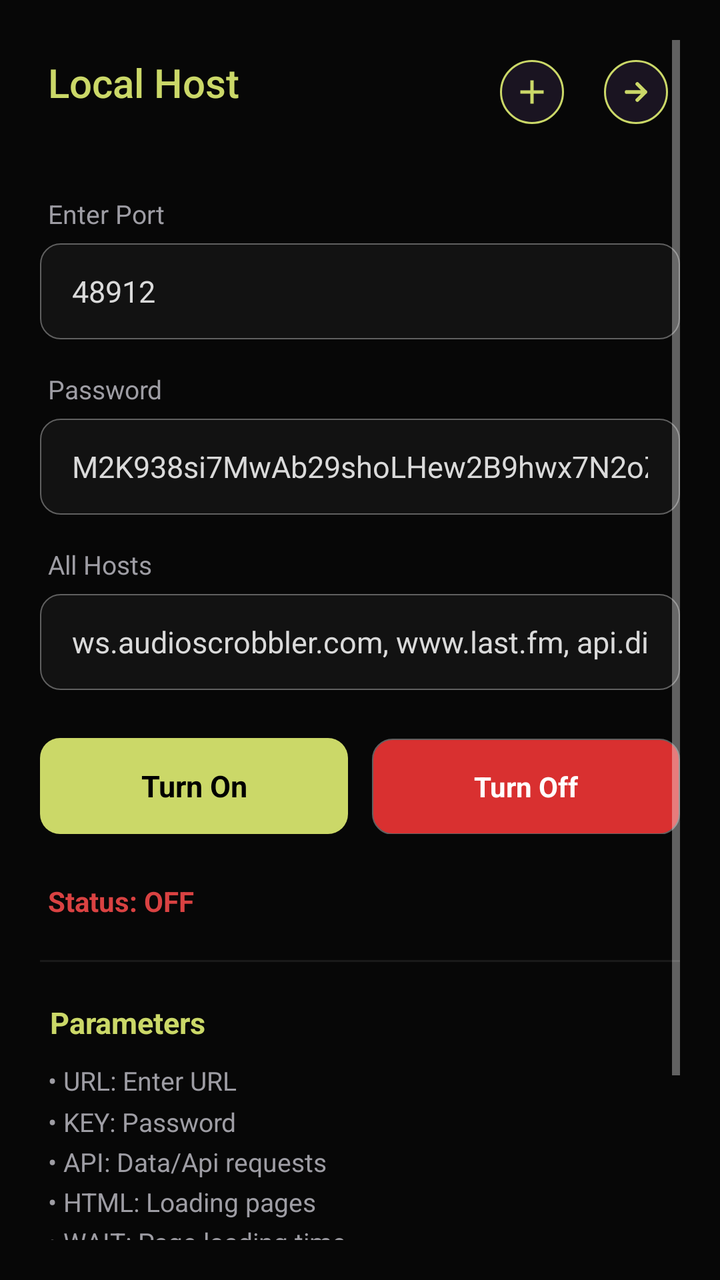
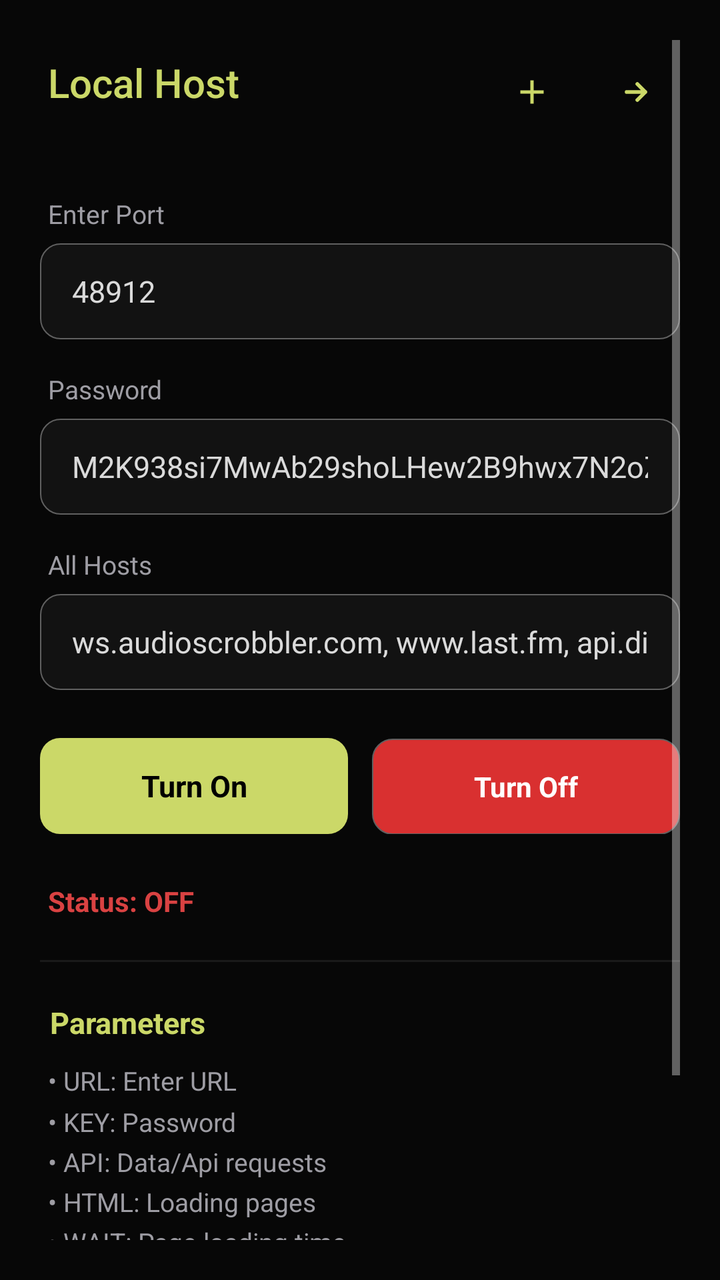

The first picture is an Android layout as it rendered before a commit; the second is the same layout after the commit. The layout source and the unified diff follow.
<!-- AndroidManifest.xml: application theme Theme.NetProxy -->
<!-- res/layout/activity_main.xml -->
<?xml version="1.0" encoding="utf-8"?>
<ScrollView xmlns:android="http://schemas.android.com/apk/res/android"
    android:layout_width="match_parent"
    android:layout_height="match_parent"
    android:background="#070707"
    android:fillViewport="true"
    android:focusable="true"
    android:focusableInTouchMode="true"
    android:padding="20dp">

    <LinearLayout
        android:layout_width="match_parent"
        android:layout_height="wrap_content"
        android:orientation="vertical">

        
        <LinearLayout
            android:layout_width="match_parent"
            android:layout_height="wrap_content"
            android:layout_marginTop="10dp"
            android:layout_marginBottom="36dp"
            android:gravity="center_vertical"
            android:orientation="horizontal">

            <TextView
                android:layout_width="0dp"
                android:layout_height="wrap_content"
                android:layout_weight="1"
                android:layout_marginStart="4dp"
                android:layout_marginTop="-5dp"
                android:fontFamily="sans-serif-medium"
                android:text="Local Host"
                android:textColor="#CBD868"
                android:textSize="20sp" />

            
            <LinearLayout
                android:layout_width="wrap_content"
                android:layout_height="wrap_content"
                android:layout_marginEnd="6dp"
                android:gravity="center_vertical"
                android:orientation="horizontal">

                
                <ImageView
                    android:id="@+id/btnImport"
                    android:layout_width="32dp"
                    android:layout_height="32dp"
                    android:layout_marginEnd="20dp"
                    android:background="@drawable/bg_action_btn"
                    android:clickable="true"
                    android:focusable="true"
                    android:padding="6dp"
                    android:src="@drawable/bg_plus_icon" />

                )
                <ImageView
                    android:id="@+id/btnExport"
                    android:layout_width="32dp"
                    android:layout_height="32dp"
                    android:background="@drawable/bg_action_btn"
                    android:clickable="true"
                    android:focusable="true"
                    android:padding="8dp"
                    android:src="@drawable/bg_arrow_icon" />
            </LinearLayout>
        </LinearLayout>

        <TextView
            android:layout_width="wrap_content"
            android:layout_height="wrap_content"
            android:layout_marginLeft="4dp"
            android:layout_marginBottom="6dp"
            android:text="Enter Port"
            android:textColor="#9E9DA4"
            android:textSize="13sp" />

        <EditText
            android:id="@+id/etPort"
            android:layout_width="match_parent"
            android:layout_height="48dp"
            android:layout_marginBottom="16dp"
            android:background="@drawable/bg_input"
            android:inputType="number"
            android:paddingHorizontal="16dp"
            android:text="48912"
            android:textColor="#DADADA"
            android:textSize="15sp" />

        <TextView
            android:layout_width="wrap_content"
            android:layout_height="wrap_content"
            android:layout_marginLeft="4dp"
            android:layout_marginBottom="6dp"
            android:text="Password"
            android:textColor="#9E9DA4"
            android:textSize="13sp" />

        <EditText
            android:id="@+id/etPassword"
            android:layout_width="match_parent"
            android:layout_height="48dp"
            android:layout_marginBottom="16dp"
            android:background="@drawable/bg_input"
            android:inputType="text"
            android:paddingHorizontal="16dp"
            android:text="M2K938si7MwAb29shoLHew2B9hwx7N2oZwbd18"
            android:textColor="#DADADA"
            android:textSize="15sp" />

        <TextView
            android:layout_width="wrap_content"
            android:layout_height="wrap_content"
            android:layout_marginLeft="4dp"
            android:layout_marginBottom="6dp"
            android:text="All Hosts"
            android:textColor="#9E9DA4"
            android:textSize="13sp" />

        <EditText
            android:id="@+id/etHosts"
            android:layout_width="match_parent"
            android:layout_height="48dp"
            android:layout_marginBottom="24dp"
            android:background="@drawable/bg_input"
            android:inputType="text"
            android:paddingHorizontal="16dp"
            android:text="ws.audioscrobbler.com, www.last.fm, api.discogs.com, www.googleapis.com, www.youtube.com, m.youtube.com, api.deezer.com, wikipedia.org, en.wikipedia.org, lrclib.net, lyrics.lewagon.ai, api.lyrics.ovh"
            android:textColor="#DADADA"
            android:textSize="15sp" />

        <LinearLayout
            android:layout_width="match_parent"
            android:layout_height="wrap_content"
            android:layout_marginBottom="24dp"
            android:orientation="horizontal">

            <TextView
                android:id="@+id/btnTurnOn"
                android:layout_width="0dp"
                android:layout_height="48dp"
                android:layout_weight="1"
                android:layout_marginEnd="6dp"
                android:background="@drawable/bg_btn_on_ripple"
                android:clickable="true"
                android:focusable="true"
                android:gravity="center"
                android:text="Turn On"
                android:textColor="#000000"
                android:textSize="15sp"
                android:textStyle="bold" />

            <TextView
                android:id="@+id/btnTurnOff"
                android:layout_width="0dp"
                android:layout_height="48dp"
                android:layout_weight="1"
                android:layout_marginStart="6dp"
                android:background="@drawable/bg_btn_off_ripple"
                android:clickable="true"
                android:focusable="true"
                android:gravity="center"
                android:text="Turn Off"
                android:textColor="#FFFFFF"
                android:textSize="14sp"
                android:textStyle="bold" />
        </LinearLayout>

        <TextView
            android:id="@+id/tvStatus"
            android:layout_width="match_parent"
            android:layout_height="wrap_content"
            android:layout_marginLeft="4dp"
            android:layout_marginBottom="20dp"
            android:text="Status: OFF"
            android:textColor="#D94242"
            android:textSize="14sp"
            android:textStyle="bold" />

        <View
            android:layout_width="match_parent"
            android:layout_height="1dp"
            android:layout_marginBottom="20dp"
            android:background="#1A1A1A" />

        <TextView
            android:layout_width="wrap_content"
            android:layout_height="wrap_content"
            android:layout_marginLeft="5dp"
            android:layout_marginBottom="10dp"
            android:text="Parameters"
            android:textColor="#CBD868"
            android:textSize="15sp"
            android:textStyle="bold" />

        <TextView
            android:layout_width="match_parent"
            android:layout_height="wrap_content"
            android:layout_marginLeft="4dp"
            android:layout_marginBottom="30dp"
            android:lineSpacingMultiplier="1.3"
            android:text="• URL: Enter URL\n• KEY: Password\n• API: Data/Api requests\n• HTML: Loading pages\n• WAIT: Page loading time\n• UA: Custom User-Agent"
            android:textColor="#9E9DA4"
            android:textSize="13sp" />

        <TextView
            android:layout_width="wrap_content"
            android:layout_height="wrap_content"
            android:layout_marginLeft="4dp"
            android:layout_marginBottom="8dp"
            android:text="Usage Example:"
            android:textColor="#7F9CAB"
            android:textSize="15sp"
            android:textStyle="bold" />

        <TextView
            android:id="@+id/tvExample"
            android:layout_width="match_parent"
            android:layout_height="wrap_content"
            android:layout_marginLeft="4dp"
            android:fontFamily="monospace"
            android:lineSpacingMultiplier="1.2"
            android:text="http://127.0.0.1:8080/?key=7777\nproxy://action?start=10"
            android:textColor="#CBD868"
            android:textSize="12sp" />

    </LinearLayout>
</ScrollView>
<!-- resources referenced by this layout -->
<resources>
  <!-- drawable bg_action_btn (drawable) -->
  <?xml version="1.0" encoding="utf-8"?>
  <shape xmlns:android="http://schemas.android.com/apk/res/android"
      android:shape="oval">
      <solid android:color="#1A1421" />
      <stroke android:width="1dp" android:color="#CBD868" />
  </shape>
  <!-- drawable bg_arrow_icon (drawable) -->
  <vector xmlns:android="http://schemas.android.com/apk/res/android"
      android:width="24dp"
      android:height="24dp"
      android:viewportWidth="24"
      android:viewportHeight="24">
    <path
        android:strokeColor="#CBD868"
        android:strokeWidth="2.8"
        android:strokeLineCap="round"
        android:strokeLineJoin="round"
        android:fillColor="@android:color/transparent"
        android:pathData="M5,12 H19 M13,6 L19,12 L13,18"/>
  </vector>
  <!-- drawable bg_btn_off_ripple (drawable) -->
  <?xml version="1.0" encoding="utf-8"?>
  <ripple xmlns:android="http://schemas.android.com/apk/res/android"
      android:color="#50FFFFFF">
      <item>
          <shape android:shape="rectangle">
              <solid android:color="#D93030" />
              <stroke android:width="0.8dp" android:color="#606060" />
              <corners android:radius="10dp" />
          </shape>
      </item>
  </ripple>
  <!-- drawable bg_btn_on_ripple (drawable) -->
  <?xml version="1.0" encoding="utf-8"?>
  <ripple xmlns:android="http://schemas.android.com/apk/res/android"
      android:color="#40000000">
      <item>
          <shape android:shape="rectangle">
              <solid android:color="#CBD868" />
              <corners android:radius="10dp" />
          </shape>
      </item>
  </ripple>
  <!-- drawable bg_input (drawable) -->
  <?xml version="1.0" encoding="utf-8"?>
  <selector xmlns:android="http://schemas.android.com/apk/res/android">
      
      <item android:state_focused="true">
          <shape android:shape="rectangle">
              <solid android:color="#121212" />
              <corners android:radius="10dp" />
              <stroke android:width="1dp" android:color="#888888" />
          </shape>
      </item>
      
      
      <item>
          <shape android:shape="rectangle">
              <solid android:color="#121212" />
              <corners android:radius="10dp" />
              <stroke android:width="0.8dp" android:color="#606060" />
          </shape>
      </item>
  </selector>
  <!-- drawable bg_plus_icon (drawable) -->
  <vector xmlns:android="http://schemas.android.com/apk/res/android"
      android:width="24dp"
      android:height="24dp"
      android:viewportWidth="24"
      android:viewportHeight="24">
    <path
        android:fillColor="#CBD868"
        android:pathData="M19,13h-6v6h-2v-6H5v-2h6V5h2v6h6v2z"/>
  </vector>
  <style name="Theme.NetProxy" parent="Theme.AppCompat.NoActionBar">
          <item name="android:statusBarColor">#070707</item>
          <item name="android:windowLightStatusBar">false</item>
          <item name="android:windowBackground">#070707</item>
          <item name="colorPrimary">#CBD868</item>
          <item name="colorAccent">#CBD868</item>
      </style>
</resources>

<!-- the commit's change to res/layout/activity_main.xml (unified diff, before → after) -->
@@ -47,18 +47,18 @@
                     android:layout_width="32dp"
                     android:layout_height="32dp"
                     android:layout_marginEnd="20dp"
-                    android:background="@drawable/bg_action_btn"
+                    android:background="?android:attr/selectableItemBackgroundBorderless"
                     android:clickable="true"
                     android:focusable="true"
                     android:padding="6dp"
                     android:src="@drawable/bg_plus_icon" />
 
-                )
+                
                 <ImageView
                     android:id="@+id/btnExport"
                     android:layout_width="32dp"
                     android:layout_height="32dp"
-                    android:background="@drawable/bg_action_btn"
+                    android:background="?android:attr/selectableItemBackgroundBorderless"
                     android:clickable="true"
                     android:focusable="true"
                     android:padding="8dp"
@@ -82,6 +82,9 @@
             android:layout_marginBottom="16dp"
             android:background="@drawable/bg_input"
             android:inputType="number"
+            android:maxLines="1"
+            android:singleLine="true"
+            android:scrollHorizontally="true"
             android:paddingHorizontal="16dp"
             android:text="48912"
             android:textColor="#DADADA"
@@ -103,6 +106,9 @@
             android:layout_marginBottom="16dp"
             android:background="@drawable/bg_input"
             android:inputType="text"
+            android:maxLines="1"
+            android:singleLine="true"
+            android:scrollHorizontally="true"
             android:paddingHorizontal="16dp"
             android:text="M2K938si7MwAb29shoLHew2B9hwx7N2oZwbd18"
             android:textColor="#DADADA"
@@ -117,6 +123,7 @@
             android:textColor="#9E9DA4"
             android:textSize="13sp" />
 
+        
         <EditText
             android:id="@+id/etHosts"
             android:layout_width="match_parent"
@@ -124,6 +131,10 @@
             android:layout_marginBottom="24dp"
             android:background="@drawable/bg_input"
             android:inputType="text"
+            android:maxLines="1"
+            android:singleLine="true"
+            android:scrollHorizontally="true"
+            android:ellipsize="none"
             android:paddingHorizontal="16dp"
             android:text="ws.audioscrobbler.com, www.last.fm, api.discogs.com, www.googleapis.com, www.youtube.com, m.youtube.com, api.deezer.com, wikipedia.org, en.wikipedia.org, lrclib.net, lyrics.lewagon.ai, api.lyrics.ovh"
             android:textColor="#DADADA"
<!-- resource entries referenced after the edit -->
@@ -1,12 +1,5 @@
 <!-- resources referenced by this layout -->
 <resources>
-  <!-- drawable bg_action_btn (drawable) -->
-  <?xml version="1.0" encoding="utf-8"?>
-  <shape xmlns:android="http://schemas.android.com/apk/res/android"
-      android:shape="oval">
-      <solid android:color="#1A1421" />
-      <stroke android:width="1dp" android:color="#CBD868" />
-  </shape>
   <!-- drawable bg_arrow_icon (drawable) -->
   <vector xmlns:android="http://schemas.android.com/apk/res/android"
       android:width="24dp"
